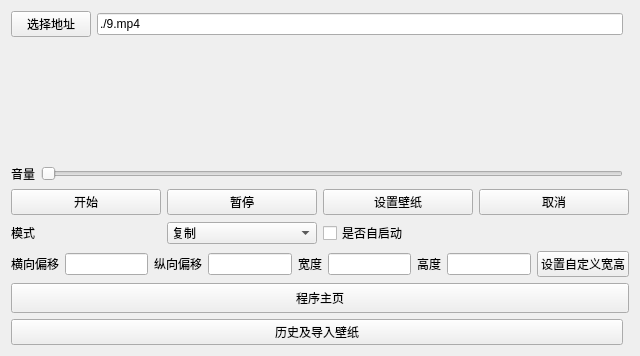
Above: settingwindow.ui from dependon/fantascene-dynamic-wallpaper before the change. Below: the same form after it.
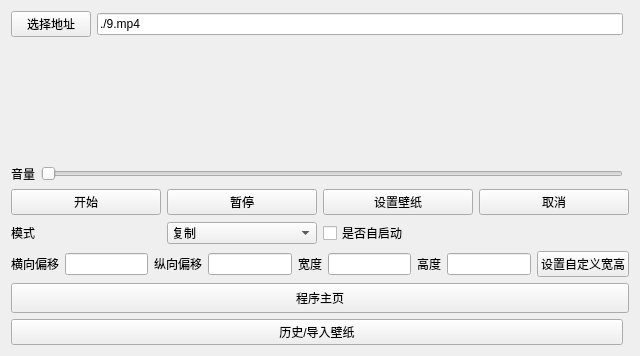
That is the form after the change.

Patch:
```diff
--- a/settingwindow.ui
+++ b/settingwindow.ui
@@ -332,7 +332,7 @@
    <item row="8" column="0">
     <widget class="QPushButton" name="history">
      <property name="text">
-      <string>历史及导入壁纸</string>
+      <string>历史/导入壁纸</string>
      </property>
     </widget>
    </item>
```
